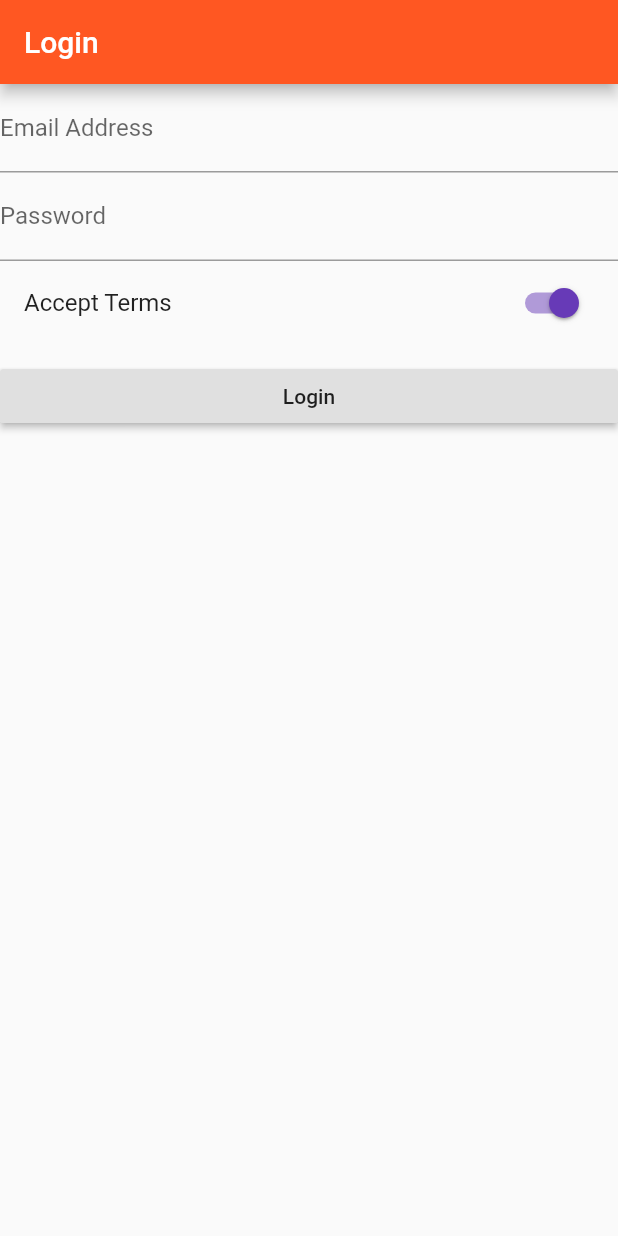
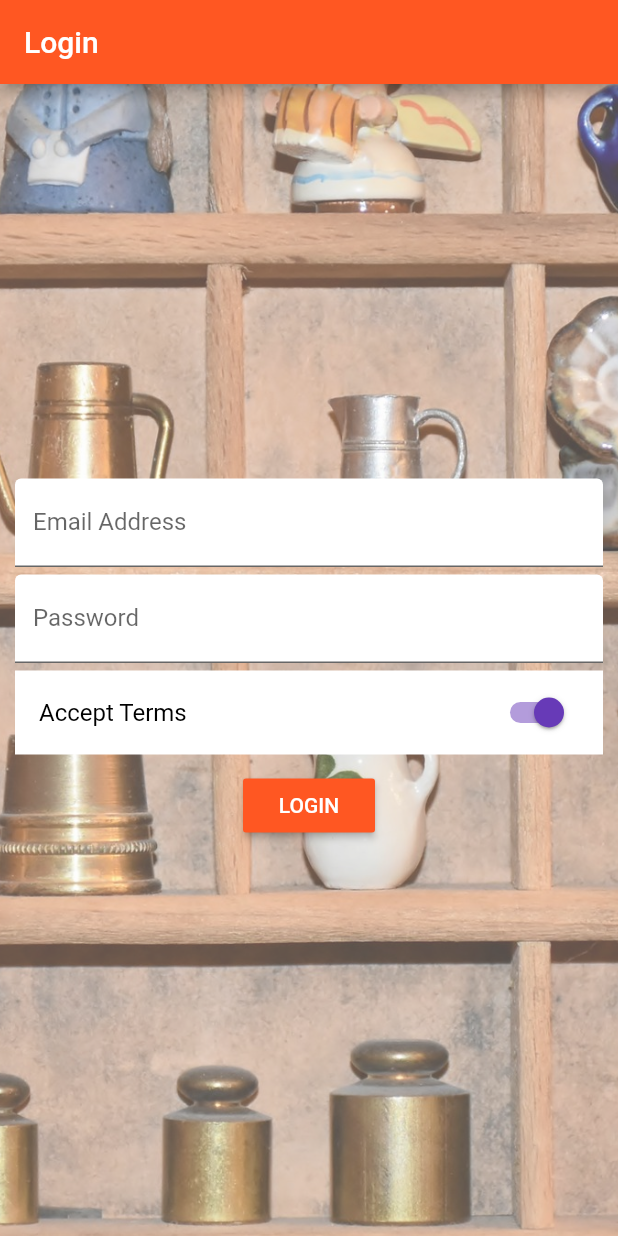
Before and after one commit to Carvalho96v2/Flutter_Course, a Flutter app: the screen it shows after launch, on a phone screen of 412 x 824 dp. Run offline on Flutter 3.47's test engine with Material 2 defaults, Android fonts, the phone set to English and light mode, and no system bars.

Commit message:
Reworked auth page, product page, and added favouriting.

```diff
--- a/lib/pages/auth.dart
+++ b/lib/pages/auth.dart
@@ -12,24 +12,45 @@ class _AuthPageState extends State<AuthPage> {
   Widget build(BuildContext context) {
     String email = '';
     String password = '';
-    bool _acceptTerms =true;
+    bool _acceptTerms = true;
     return Scaffold(
       appBar: AppBar(
         title: Text('Login'),
       ),
-        body: Center(
-          child: ListView(children: <Widget>[
+      body: Container(
+        padding: EdgeInsets.all(10.0),
+        decoration: BoxDecoration(
+          image: DecorationImage(
+            colorFilter: ColorFilter.mode(
+                Colors.black.withOpacity(0.7), BlendMode.dstATop),
+            fit: BoxFit.cover,
+            image: AssetImage('assets/background.jpg'),
+          ),
+        ),
+        child: Center(
+          child: SingleChildScrollView(
+            child: Column(children: <Widget>[
               TextField(
                 keyboardType: TextInputType.emailAddress,
-              decoration: InputDecoration(labelText: 'Email Address'),
+                decoration: InputDecoration(
+                  labelText: 'Email Address',
+                  filled: true,
+                  fillColor: Colors.white,
+                ),
                 onChanged: (String _email) {
                   setState(() {
                     email = _email;
                   });
                 },
               ),
+              SizedBox(
+                height: 5.0,
+              ),
               TextField(
-              decoration: InputDecoration(labelText: 'Password'),
+                decoration: InputDecoration(
+                    labelText: 'Password',
+                    fillColor: Colors.white,
+                    filled: true),
                 obscureText: true,
                 onChanged: (String _password) {
                   setState(() {
@@ -37,8 +58,14 @@ class _AuthPageState extends State<AuthPage> {
                   });
                 },
               ),
-            SwitchListTile(
-              title:Text('Accept Terms'),
+              Container(
+                margin: EdgeInsets.only(top:5.0),
+                decoration: BoxDecoration(color: Colors.white),
+                child: SwitchListTile(
+                  title: Text(
+                    'Accept Terms',
+                    style: TextStyle(color: Colors.black),
+                  ),
                   value: _acceptTerms,
                   onChanged: (bool value) {
                     setState(() {
@@ -46,16 +73,22 @@ class _AuthPageState extends State<AuthPage> {
                     });
                   },
                 ),
+              ),
               SizedBox(
                 height: 10.0,
               ),
               RaisedButton(
-              child: Text('Login'),
+                color: Theme.of(context).primaryColor,
+                textColor: Colors.white,
+                child: Text('LOGIN'),
                 onPressed: () {
                   Navigator.pushReplacementNamed(context, '/products');
                 },
               ),
             ]),
-        ));
+          ),
+        ),
+      ),
+    );
   }
 }
--- a/lib/pages/side_drawer.dart
+++ b/lib/pages/side_drawer.dart
@@ -14,12 +14,14 @@ class SideDrawer extends StatelessWidget {
               title: Text('Choose'),
             ),
             ListTile(
+              leading: Icon(Icons.edit),
               title: Text('Manage Products'),
               onTap: () {
                 Navigator.pushReplacementNamed(context, '/admin');
               },
             ),
             ListTile(
+              leading: Icon(Icons.shopping_basket),
               title: Text('Products Page'),
               onTap: () {
                 Navigator.pushReplacementNamed(context, '/products');
--- a/pubspec.yaml
+++ b/pubspec.yaml
@@ -43,7 +43,7 @@ flutter:
   # To add assets to your application, add an assets section, like this:
   assets:
     - assets/food.jpg
-  #  - images/a_dot_ham.jpeg
+    - assets/background.jpg
 
   # An image asset can refer to one or more resolution-specific "variants", see
   # https://flutter.io/assets-and-images/#resolution-aware.
```
Also changed, not shown: lib/main.dart (+7 -7 lines), lib/pages/product.dart (+7 -38 lines), lib/pages/products.dart (+43 -8 lines), lib/products.dart (+39 -11 lines), assets/background.jpg (added). Lines whose indentation alone changed are shown as unchanged.
